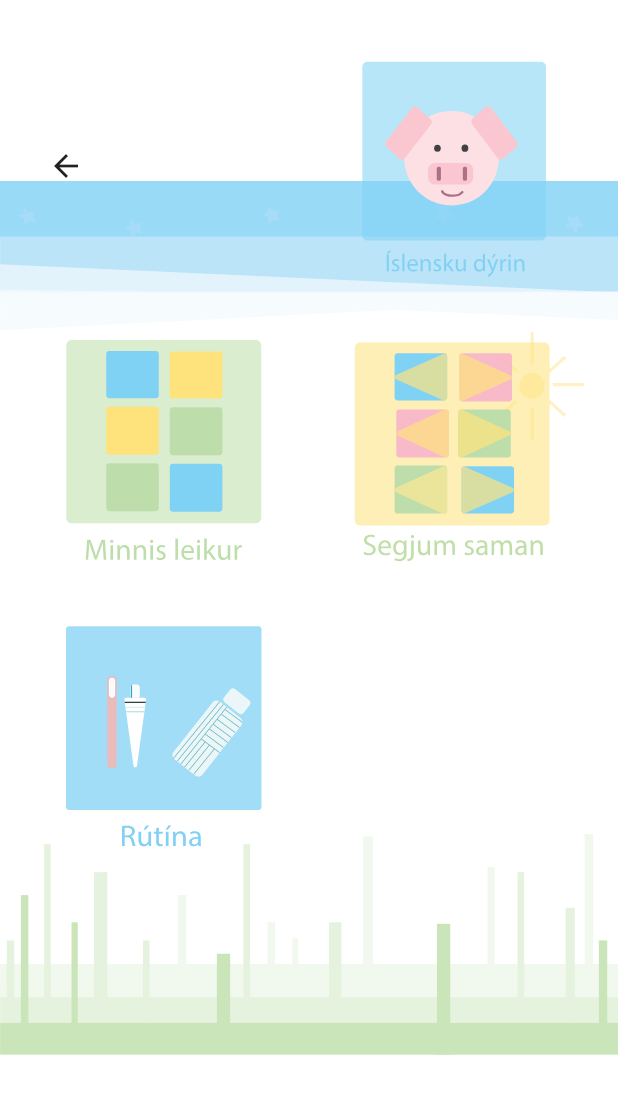
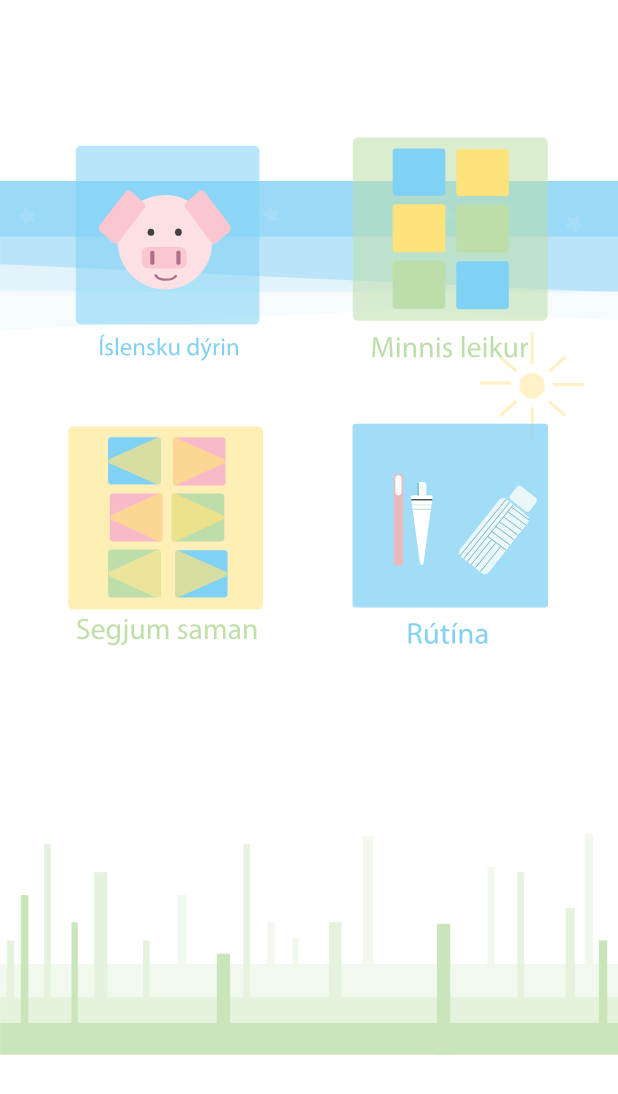
Before and after one commit to agnersdottir/flutter_application_1, a Flutter app: the Spilaleikur screen opened directly, on a phone screen of 412 x 824 dp. Shown: the top 1094 px of the screen. Run offline on Flutter 3.47's test engine with Material 2 defaults, Android fonts, the phone set to English and light mode, and no system bars; our stand-ins replace audioplayers, flutter_svg, flutter_svg_provider.

Commit message:
1.okt.23

```diff
--- a/lib/pages/spilaleikur.dart
+++ b/lib/pages/spilaleikur.dart
@@ -2,7 +2,7 @@ import 'package:flutter/material.dart';
 import 'package:flutter_svg/flutter_svg.dart';
 import 'package:flutter_svg_provider/flutter_svg_provider.dart';
 import 'package:namer_app/components/set_background.dart';
-import 'package:namer_app/games/memory_game.dart';
+import 'package:namer_app/games/memory/memory_game.dart';
 import 'package:namer_app/games/rutina/rutina_game.dart';
 import 'package:namer_app/games/segjumsaman/segjumsaman_game.dart';
 
@@ -19,6 +19,7 @@ class Spilaleikur extends StatelessWidget {
             child: CustomScrollView(
       primary: false,
       slivers: <Widget>[
+        SliverAppBar(backgroundColor: Colors.transparent),
         SliverPadding(
           padding: const EdgeInsets.all(20),
           sliver: SliverGrid.count(
@@ -26,13 +27,6 @@ class Spilaleikur extends StatelessWidget {
             mainAxisSpacing: 10,
             crossAxisCount: 2,
             children: <Widget>[
-              Row(
-                children: [
-                  Container(
-                      padding: EdgeInsetsDirectional.symmetric(),
-                      child: BackButton())
-                ],
-              ),
               GestureDetector(
                 onTap: () {
                   Navigator.push(
```
